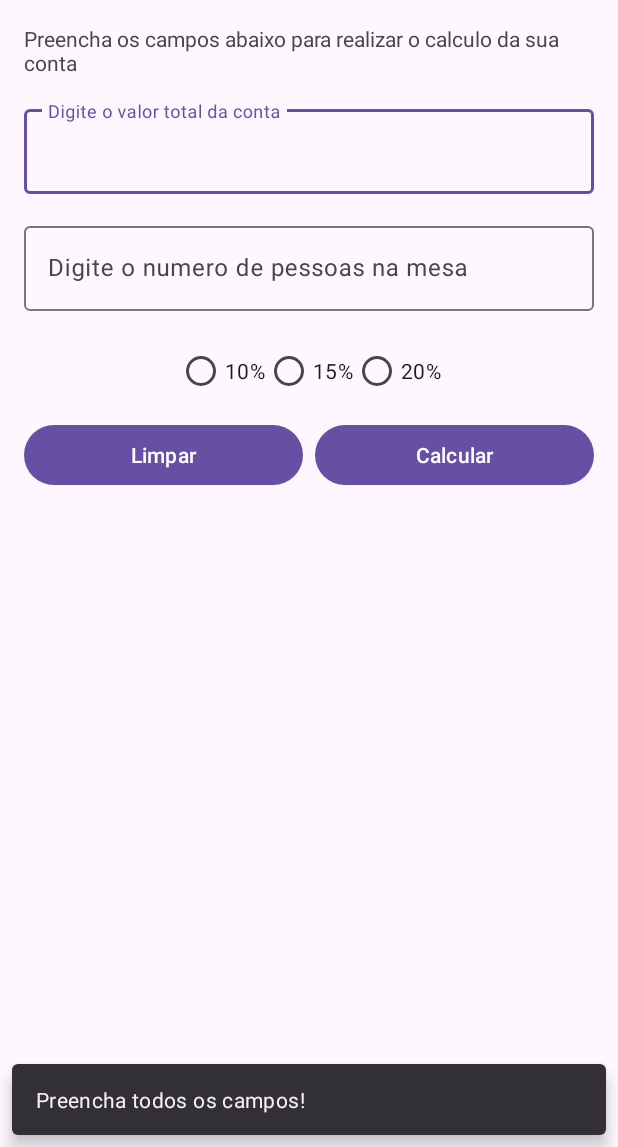
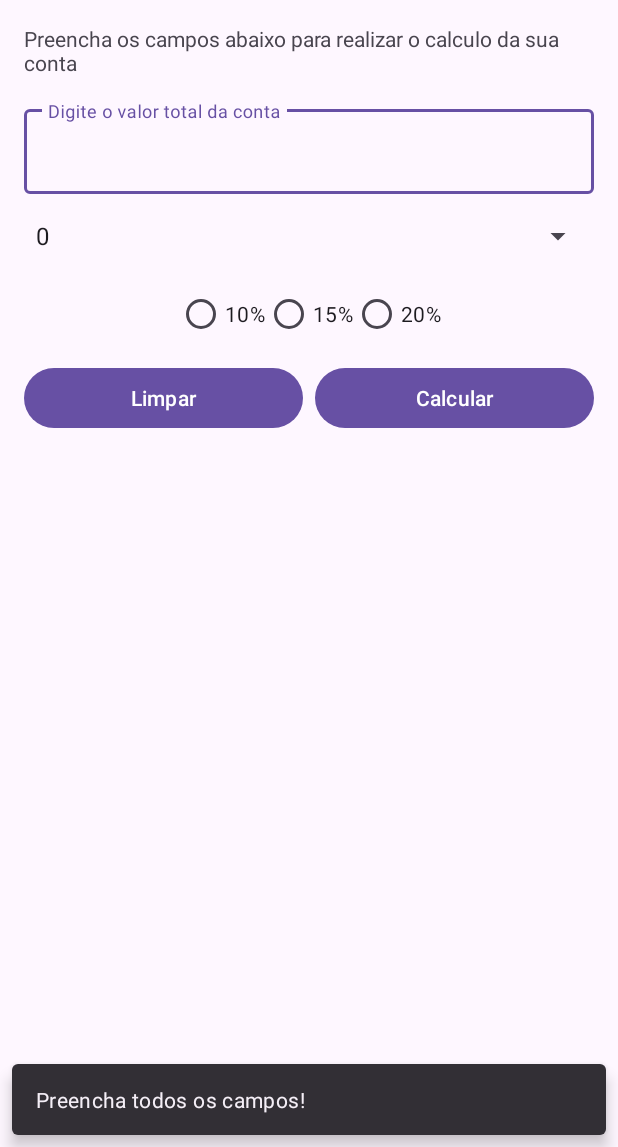
Before and after one commit to borgesrenan/TipsCalculatorNew, an Android app: the screen it shows after launch (MainActivity), after a tap on "Calcular", on a phone screen of 412 x 824 dp, the part 89-1236 px from its top. Run offline under Robolectric (Android 15) with nearby library versions, the phone set to English and light mode, and no system bars.

Commit message:
Trabalhando com spinner

```diff
--- a/app/src/main/java/com/example/tipscalculator/MainActivity.kt
+++ b/app/src/main/java/com/example/tipscalculator/MainActivity.kt
@@ -1,6 +1,10 @@
 package com.example.tipscalculator
 
 import android.os.Bundle
+import android.view.View
+import android.widget.Adapter
+import android.widget.AdapterView
+import android.widget.ArrayAdapter
 import android.widget.Button
 import androidx.activity.enableEdgeToEdge
 import androidx.appcompat.app.AppCompatActivity
@@ -20,11 +24,6 @@ class MainActivity : AppCompatActivity() {
         //inicializando o binding
         binding = ActivityMainBinding.inflate(layoutInflater)
         setContentView(binding.root)
-
-        binding.btnClean.setOnClickListener {
-            println("Total: " + binding.tieTotal.text)
-            println("Pessoas: " + binding.tieNumPeople.text)
-        }
 
         //declarando a porcentagem
         var percentage: Int = 0
@@ -47,17 +46,41 @@ class MainActivity : AppCompatActivity() {
             }
         }
 
+        val adapter = ArrayAdapter.createFromResource(
+            this,
+            R.array.num_people,
+            android.R.layout.simple_spinner_item
+        )
+
+        adapter.setDropDownViewResource(android.R.layout.simple_spinner_dropdown_item)
+        binding.spinnerNumberOfPeople.adapter = adapter
+
+        var numOfPeopleSelected = 0
+
+        binding.spinnerNumberOfPeople.onItemSelectedListener = object : AdapterView.OnItemSelectedListener{
+            override fun onItemSelected(
+                parent: AdapterView<*>?,
+                view: View?,
+                position: Int,
+                id: Long
+            ) {
+                numOfPeopleSelected = position            }
+
+            override fun onNothingSelected(parent: AdapterView<*>?) {
+            }
+
+        }
+
         binding.btnDone.setOnClickListener {
 
             val totalTableTemp = binding.tieTotal.text
-            val nPeopleTemp = binding.tieNumPeople.text
 
-            if (totalTableTemp?.isEmpty() == true || nPeopleTemp?.isEmpty() == true) {
+            if (totalTableTemp?.isEmpty() == true)  {
                 Snackbar.make(binding.tieTotal, "Preencha todos os campos!", Snackbar.LENGTH_LONG)
                     .show()
             } else {
                 val totalTable: Float = totalTableTemp.toString().toFloat()
-                val nPeople: Int = nPeopleTemp.toString().toInt()
+                val nPeople: Int = numOfPeopleSelected
 
                 val totalTemp = totalTable / nPeople
                 val tips = totalTemp * percentage / 100
@@ -69,7 +92,6 @@ class MainActivity : AppCompatActivity() {
         binding.btnClean.setOnClickListener {
             binding.tvResult.text = ""
             binding.tieTotal.setText("")
-            binding.tieNumPeople.setText("")
             binding.rbOptionOne.isChecked = false
             binding.rbOptionTwo.isChecked = false
             binding.rbOptionThree.isChecked = false
--- a/app/src/main/res/layout/activity_main.xml
+++ b/app/src/main/res/layout/activity_main.xml
@@ -49,55 +49,43 @@
 
     </com.google.android.material.textfield.TextInputLayout>
 
-    <com.google.android.material.textfield.TextInputLayout
-        android:id="@+id/til_number_of_people"
+    <Spinner
+        android:id="@+id/spinner_number_of_people"
         android:layout_width="match_parent"
         android:layout_height="wrap_content"
         android:layout_margin="16dp"
         app:layout_constraintEnd_toEndOf="parent"
         app:layout_constraintStart_toStartOf="parent"
-        app:layout_constraintTop_toBottomOf="@+id/til_total">
-
-        <com.google.android.material.textfield.TextInputEditText
-            android:id="@+id/tie_num_people"
-            android:layout_width="match_parent"
-            android:layout_height="wrap_content"
-            android:hint="Digite o numero de pessoas na mesa"
-            android:inputType="number"
-            android:maxLength="2">
-
-        </com.google.android.material.textfield.TextInputEditText>
-
-    </com.google.android.material.textfield.TextInputLayout>
+        app:layout_constraintTop_toBottomOf="@+id/til_total"/>
 
     <RadioGroup
         android:id="@+id/rg_percentage"
         android:layout_width="match_parent"
         android:layout_height="wrap_content"
         android:layout_margin="16dp"
+        android:gravity="center_horizontal"
         android:orientation="horizontal"
-        android:gravity="center_horizontal"
-        app:layout_constraintEnd_toEndOf="@+id/til_number_of_people"
-        app:layout_constraintStart_toStartOf="@+id/til_number_of_people"
-        app:layout_constraintTop_toBottomOf="@+id/til_number_of_people">
+        app:layout_constraintEnd_toEndOf="@+id/spinner_number_of_people"
+        app:layout_constraintStart_toStartOf="@+id/spinner_number_of_people"
+        app:layout_constraintTop_toBottomOf="@+id/spinner_number_of_people">
 
         <RadioButton
             android:id="@+id/rb_option_one"
             android:layout_width="wrap_content"
             android:layout_height="wrap_content"
-            android:text="10%"/>
+            android:text="10%" />
 
         <RadioButton
             android:id="@+id/rb_option_two"
             android:layout_width="wrap_content"
             android:layout_height="wrap_content"
-            android:text="15%"/>
+            android:text="15%" />
 
         <RadioButton
             android:id="@+id/rb_option_three"
             android:layout_width="wrap_content"
             android:layout_height="wrap_content"
-            android:text="20%"/>
+            android:text="20%" />
 
 
     </RadioGroup>
@@ -117,7 +105,7 @@
         android:layout_marginEnd="4dp"
         android:text="Limpar"
         app:layout_constraintEnd_toStartOf="@+id/vertical_guideline"
-        app:layout_constraintStart_toStartOf="@+id/til_number_of_people"
+        app:layout_constraintStart_toStartOf="@+id/spinner_number_of_people"
         app:layout_constraintTop_toBottomOf="@+id/rg_percentage">
 
     </Button>
@@ -129,7 +117,7 @@
         android:layout_marginStart="4dp"
         android:layout_marginTop="8dp"
         android:text="Calcular"
-        app:layout_constraintEnd_toEndOf="@+id/til_number_of_people"
+        app:layout_constraintEnd_toEndOf="@+id/spinner_number_of_people"
         app:layout_constraintStart_toStartOf="@+id/vertical_guideline"
         app:layout_constraintTop_toBottomOf="@+id/rg_percentage">
 
@@ -140,10 +128,10 @@
         android:layout_width="wrap_content"
         android:layout_height="wrap_content"
         android:layout_marginTop="16dp"
-        tools:text="57.50"
         android:textSize="24sp"
         app:layout_constraintEnd_toEndOf="parent"
         app:layout_constraintStart_toStartOf="parent"
-        app:layout_constraintTop_toBottomOf="@+id/btn_clean" />
+        app:layout_constraintTop_toBottomOf="@+id/btn_clean"
+        tools:text="57.50" />
 
 </androidx.constraintlayout.widget.ConstraintLayout>
--- a/app/src/main/res/values/strings.xml
+++ b/app/src/main/res/values/strings.xml
@@ -1,3 +1,16 @@
 <resources>
     <string name="app_name">TipsCalculator</string>
+    <string-array name="num_people">
+        <item>0</item>
+        <item>1</item>
+        <item>2</item>
+        <item>3</item>
+        <item>4</item>
+        <item>5</item>
+        <item>6</item>
+        <item>7</item>
+        <item>8</item>
+        <item>9</item>
+        <item>10</item>
+    </string-array>
 </resources>
```
